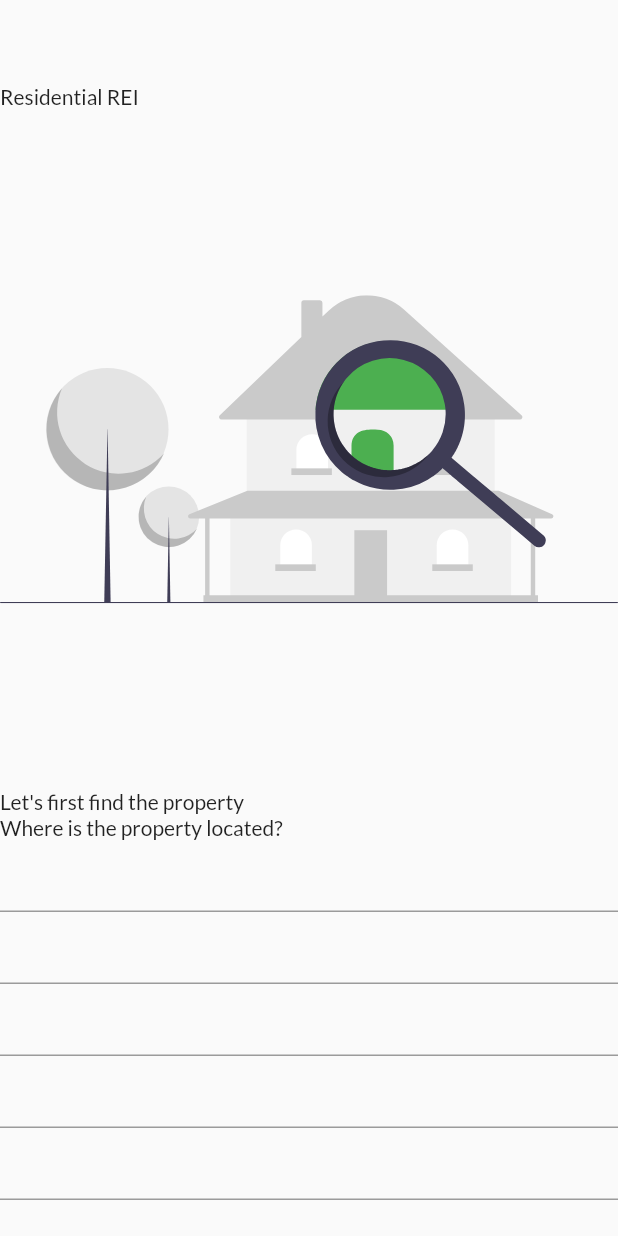
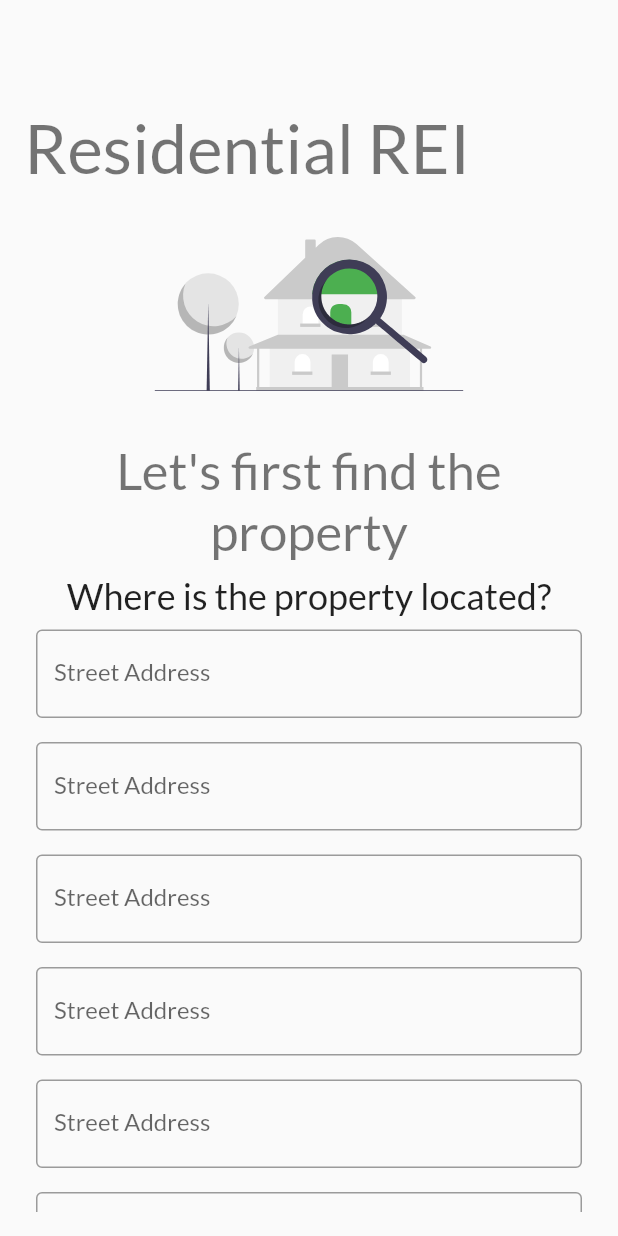
Before and after one commit to aawhitfield/calculators, a Flutter app: the screen it shows after launch, on a phone screen of 412 x 824 dp. Run offline on Flutter 3.47's test engine with Material 2 defaults, Android fonts, the phone set to English and light mode, and no system bars; our stand-ins replace flutter_svg, google_fonts.

Commit message:
adds textfields to property location screen dismisses textfield on tap outside

```diff
--- a/lib/home.dart
+++ b/lib/home.dart
@@ -1,3 +1,4 @@
+import 'package:calculators/my_text_field.dart';
 import 'package:flutter/material.dart';
 import 'package:flutter/services.dart';
 import 'package:flutter_svg/flutter_svg.dart';
@@ -12,10 +13,8 @@ class MyHomePage extends StatefulWidget {
 }
 
 class _MyHomePageState extends State<MyHomePage> {
-
   @override
   Widget build(BuildContext context) {
-
     return Scaffold(
       appBar: AppBar(
         backgroundColor: Colors.transparent,
@@ -27,28 +26,46 @@ class _MyHomePageState extends State<MyHomePage> {
         ),
       ),
       body: SafeArea(
+        child: Padding(
+          padding: const EdgeInsets.all(16.0),
           child: ListView(
             shrinkWrap: true,
             children: <Widget>[
-            const Text('Residential REI'),
-            SvgPicture.asset('images/house_searching.svg'),
-            const Text('Let\'s first find the property'),
-            const Text('Where is the property located?'),
-            const TextField(),
-            const TextField(),
-            const TextField(),
-            const TextField(),
-            const TextField(),
-            const TextField(),
+              Text(
+                'Residential REI',
+                style: Theme.of(context).textTheme.headline3,
+              ),
+              const SizedBox(height: 32),
+              SvgPicture.asset(
+                'images/house_searching.svg',
+                width: MediaQuery.of(context).size.width * 0.5,
+              ),
+              const SizedBox(height: 32),
+              Text(
+                'Let\'s first find the property',
+                style: Theme.of(context).textTheme.headline4,
+                textAlign: TextAlign.center,
+              ),
+              const SizedBox(height: 8),
+              Text(
+                'Where is the property located?',
+                style: Theme.of(context).textTheme.headline5,
+                textAlign: TextAlign.center,
+              ),
+              const MyTextField(),
+              const MyTextField(),
+              const MyTextField(),
+              const MyTextField(),
+              const MyTextField(),
+              const MyTextField(),
               ElevatedButton(
-              onPressed: () {  },
+                onPressed: () {},
                 child: null,
               ),
             ],
           ),
         ),
-
-
+      ),
     );
   }
 }
--- a/lib/main.dart
+++ b/lib/main.dart
@@ -13,10 +13,13 @@ class MyApp extends StatelessWidget {
   // This widget is the root of your application.
   @override
   Widget build(BuildContext context) {
-    return MaterialApp(
-      title: 'Flutter Demo',
-      theme: buildThemeData(context),
-      home: const MyHomePage(title: 'Flutter Demo Home Page'),
+    return GestureDetector(
+      onTap: () => FocusManager.instance.primaryFocus?.unfocus(),
+      child: MaterialApp(
+        title: 'Flutter Demo',
+        theme: buildThemeData(context),
+        home: const MyHomePage(title: 'Flutter Demo Home Page'),
+      ),
     );
   }
 }
--- /dev/null
+++ b/lib/my_text_field.dart
@@ -0,0 +1,20 @@
+import 'package:flutter/material.dart';
+
+class MyTextField extends StatelessWidget {
+  const MyTextField({
+    Key? key,
+  }) : super(key: key);
+
+  @override
+  Widget build(BuildContext context) {
+    return const Padding(
+      padding: EdgeInsets.all(8.0),
+      child: TextField(
+        decoration: InputDecoration(
+          labelText: 'Street Address',
+          border: OutlineInputBorder(),
+        ),
+      ),
+    );
+  }
+}
```
Lines whose indentation alone changed are shown as unchanged.
